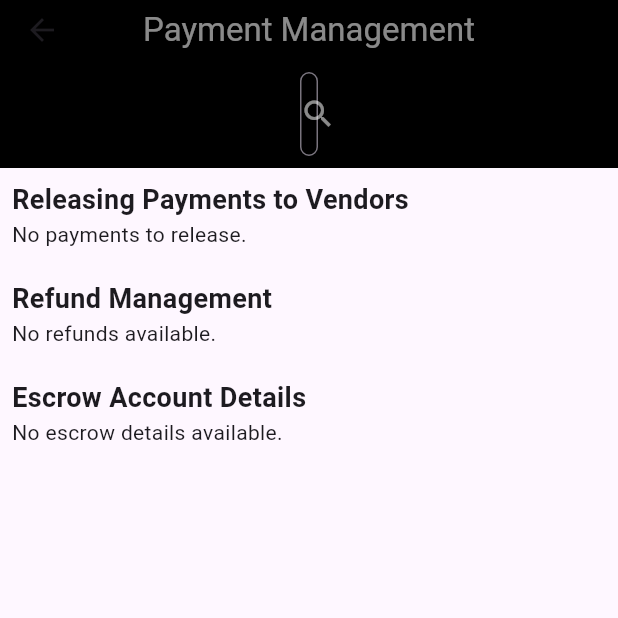
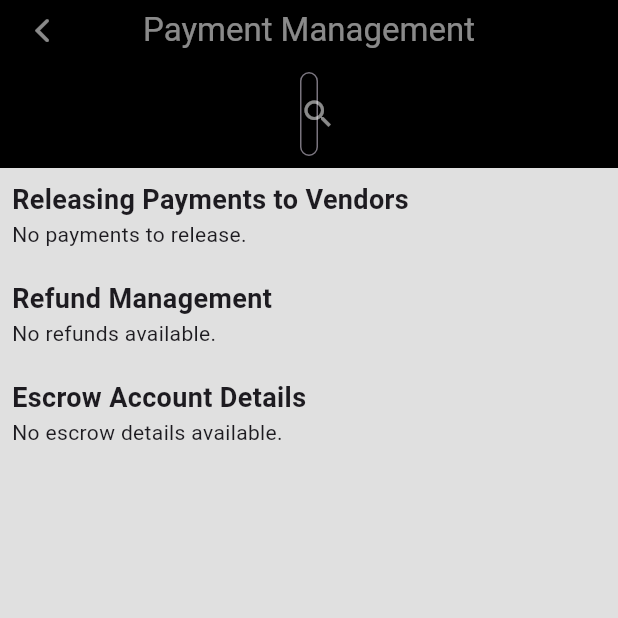
Before and after one commit to CarlsGalad/gona_admin, a Flutter app: the PaymentManagementScreen screen opened directly, on a phone screen of 412 x 824 dp, the top half of it. Run offline on Flutter 3.47's test engine with Material 3 defaults, Android fonts, the phone set to English and light mode, and no system bars; our stand-ins replace cloud_firestore, file_picker, firebase_auth, firebase_core, firebase_storage, fl_chart and 3 more; missing offline and left inert: image_network; accounts and stored records are empty.

Commit message:
Update payment_managment.dart

```diff
--- a/lib/payment_managment.dart
+++ b/lib/payment_managment.dart
@@ -1,3 +1,4 @@
+import 'package:flutter/cupertino.dart';
 import 'package:flutter/material.dart';
 import 'package:cloud_firestore/cloud_firestore.dart';
 import 'package:flutter/rendering.dart';
@@ -36,7 +37,9 @@ class _PaymentManagementScreenState extends State<PaymentManagementScreen> {
         double price = item['price'];
         int quantity = item['quantity'];
         double deliveryFee = item['deliveryFee'] ?? 0.0;
-        double totalAmount = (price * quantity) * 0.94 - deliveryFee;
+        double amountBeforeVAT = (price * quantity) * 0.94 - deliveryFee;
+        double VAT = amountBeforeVAT * 0.075;
+        double totalAmount = amountBeforeVAT - VAT;
 
         DocumentSnapshot farmDoc =
             await _firestore.collection('farms').doc(farmId).get();
@@ -78,7 +81,9 @@ class _PaymentManagementScreenState extends State<PaymentManagementScreen> {
         double price = item['price'];
         int quantity = item['quantity'];
         double deliveryFee = item['deliveryFee'] ?? 0.0;
-        double totalAmount = (price * quantity) * 0.94 - deliveryFee;
+        double amountBeforeVAT = (price * quantity) * 0.94 - deliveryFee;
+        double VAT = amountBeforeVAT * 0.075;
+        double totalAmount = amountBeforeVAT - VAT;
 
         DocumentSnapshot farmDoc =
             await _firestore.collection('farms').doc(farmId).get();
@@ -127,7 +132,13 @@ class _PaymentManagementScreenState extends State<PaymentManagementScreen> {
   @override
   Widget build(BuildContext context) {
     return Scaffold(
+      backgroundColor: Colors.grey[300],
       appBar: AppBar(
+        leading: IconButton(
+          color: Colors.white54,
+          onPressed: () => Navigator.pop(context),
+          icon: const Icon(CupertinoIcons.back),
+        ),
         backgroundColor: Colors.black,
         title: Text(
           'Payment Management',
@@ -139,6 +150,7 @@ class _PaymentManagementScreenState extends State<PaymentManagementScreen> {
           child: Padding(
             padding: const EdgeInsets.symmetric(horizontal: 200.0, vertical: 8),
             child: TextField(
+              style: GoogleFonts.abel(color: Colors.white),
               controller: _searchController,
               onChanged: (value) {
                 setState(() {
@@ -335,7 +347,10 @@ class _PaymentManagementScreenState extends State<PaymentManagementScreen> {
                     child: Padding(
                       padding: const EdgeInsets.all(8.0),
                       child: Column(
+                        mainAxisAlignment: MainAxisAlignment.spaceBetween,
                         crossAxisAlignment: CrossAxisAlignment.start,
+                        children: [
+                          Column(
                             children: [
                               Text(
                                 'Escrow Account Details',
@@ -343,8 +358,11 @@ class _PaymentManagementScreenState extends State<PaymentManagementScreen> {
                                     fontWeight: FontWeight.bold, fontSize: 18),
                               ),
                               const Divider(
+                                height: 0.5,
                                 indent: 5,
-                            endIndent: 600,
+                                endIndent: 5,
+                              ),
+                            ],
                           ),
                           FutureBuilder<List<Map<String, dynamic>>>(
                             future: _fetchEscrowDetails(),
```
Lines whose indentation alone changed are shown as unchanged.
